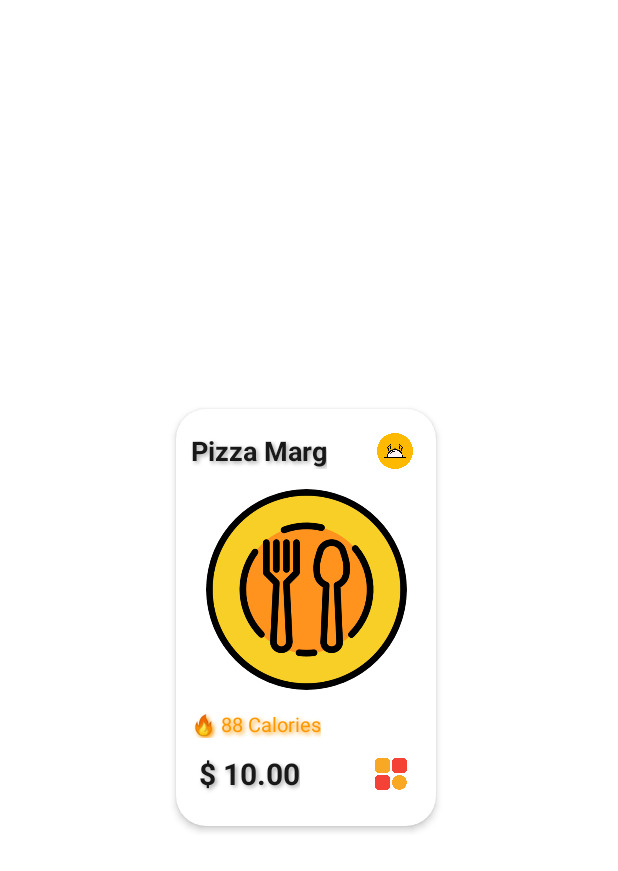
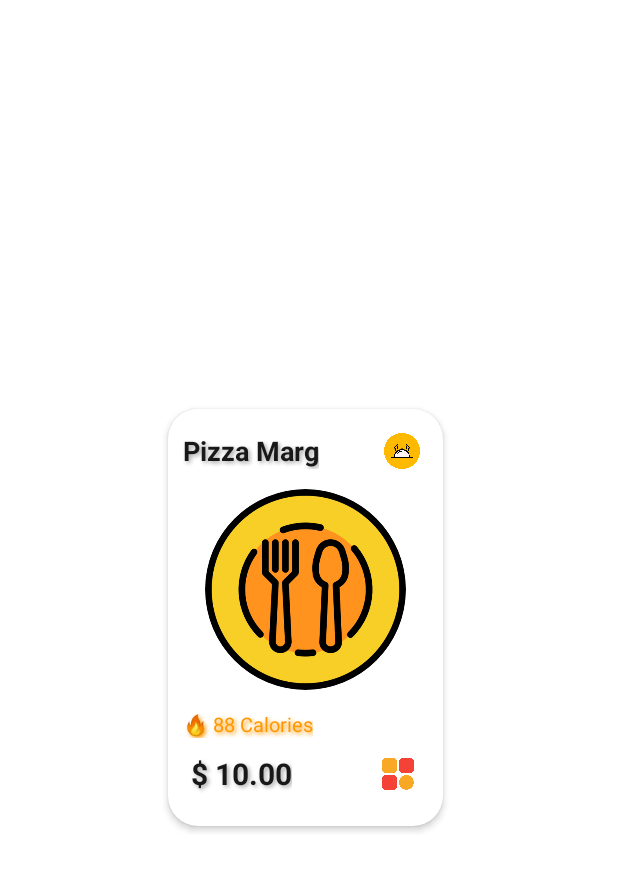
Before and after one commit to EmadHamdan1/RestaurantProject, an Android app: the layout item_menu_item_owner.xml on its own in the app's theme, with its tools: preview values and no code run, on a phone screen of 412 x 824 dp. Shown: the top 871 px of the screen. Run offline under Robolectric (Android 15) with nearby library versions, the phone set to English and light mode, and no system bars.

Commit message:
Final touches

```diff
--- a/app/src/main/java/com/emad/restaurantproject/AuthScreens/LoginActivity.java
+++ b/app/src/main/java/com/emad/restaurantproject/AuthScreens/LoginActivity.java
@@ -28,7 +28,6 @@ public class LoginActivity extends AppCompatActivity {
 
     ActivityLoginBinding binding;
     MyViewModel viewModel;
-
     SharedPreferences sharedPref;
     SharedPreferences.Editor editor;
     private final Executor executor = Executors.newSingleThreadExecutor();
--- a/app/src/main/java/com/emad/restaurantproject/AuthScreens/RegisterActivity.java
+++ b/app/src/main/java/com/emad/restaurantproject/AuthScreens/RegisterActivity.java
@@ -63,7 +63,6 @@ public class RegisterActivity extends AppCompatActivity {
         String password = binding.passwordEtSignUp.getText().toString().trim();
 
         return new User(name, email, password, "customer");
-
     }
 
     boolean isFieldsValid(User user) {
@@ -91,6 +90,7 @@ public class RegisterActivity extends AppCompatActivity {
             if (!isFieldsValid(user)) return;
 
             executor.execute(() -> {
+
                 User userByEmail = viewModel.getUserByEmail(user.getEmail());
 
                 if (userByEmail != null) {
--- a/app/src/main/java/com/emad/restaurantproject/WelcomeScreens/ScreenSplash.java
+++ b/app/src/main/java/com/emad/restaurantproject/WelcomeScreens/ScreenSplash.java
@@ -43,7 +43,6 @@ public class ScreenSplash extends AppCompatActivity {
         });
         viewModel = new ViewModelProvider(this).get(MyViewModel.class);
 
-
         viewModel.getAllCategories().observe(this, categories -> {
             viewModel.getAllMenuItems().observe(this, menuItems -> {
                 new Handler().postDelayed(() -> {
@@ -53,7 +52,5 @@ public class ScreenSplash extends AppCompatActivity {
             });
         });
 
-
-
     }
 }
--- a/app/src/main/res/layout/item_menu_item_owner.xml
+++ b/app/src/main/res/layout/item_menu_item_owner.xml
@@ -1,7 +1,7 @@
 <?xml version="1.0" encoding="utf-8"?>
 <androidx.constraintlayout.widget.ConstraintLayout xmlns:android="http://schemas.android.com/apk/res/android"
     xmlns:app="http://schemas.android.com/apk/res-auto"
-    android:layout_width="185dp"
+    android:layout_width="195dp"
     android:layout_height="290dp"
     android:layout_gravity="center">
 
--- a/app/src/main/res/layout/item_menu_item_vertical_customer.xml
+++ b/app/src/main/res/layout/item_menu_item_vertical_customer.xml
@@ -1,7 +1,7 @@
 <?xml version="1.0" encoding="utf-8"?>
 <androidx.constraintlayout.widget.ConstraintLayout xmlns:android="http://schemas.android.com/apk/res/android"
     xmlns:app="http://schemas.android.com/apk/res-auto"
-    android:layout_width="185dp"
+    android:layout_width="195dp"
     android:layout_height="290dp"
     android:layout_gravity="center">
 
```
Also changed, not shown: 5 other files.
